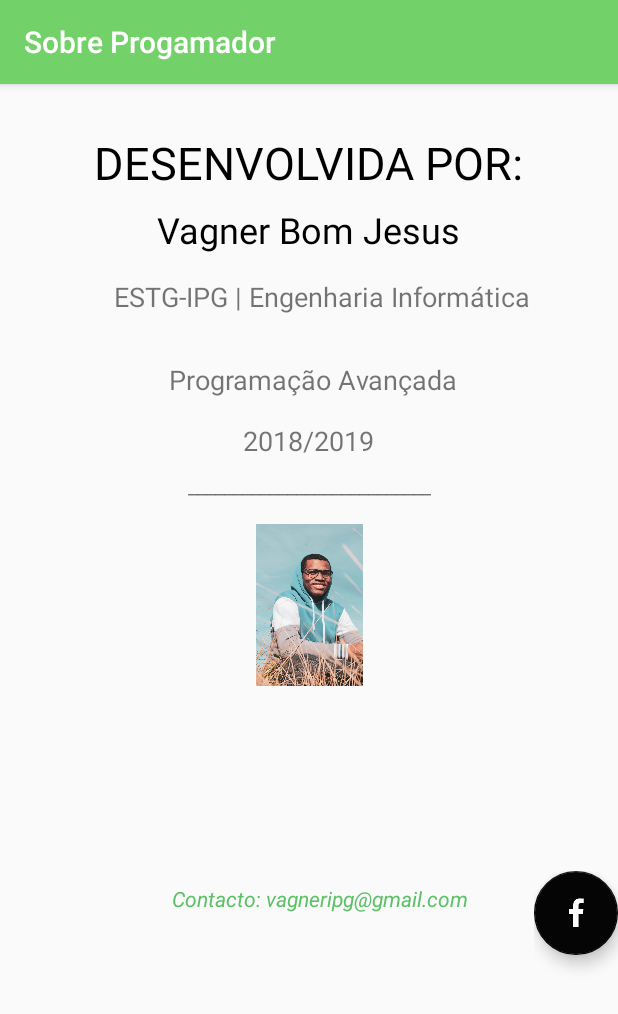
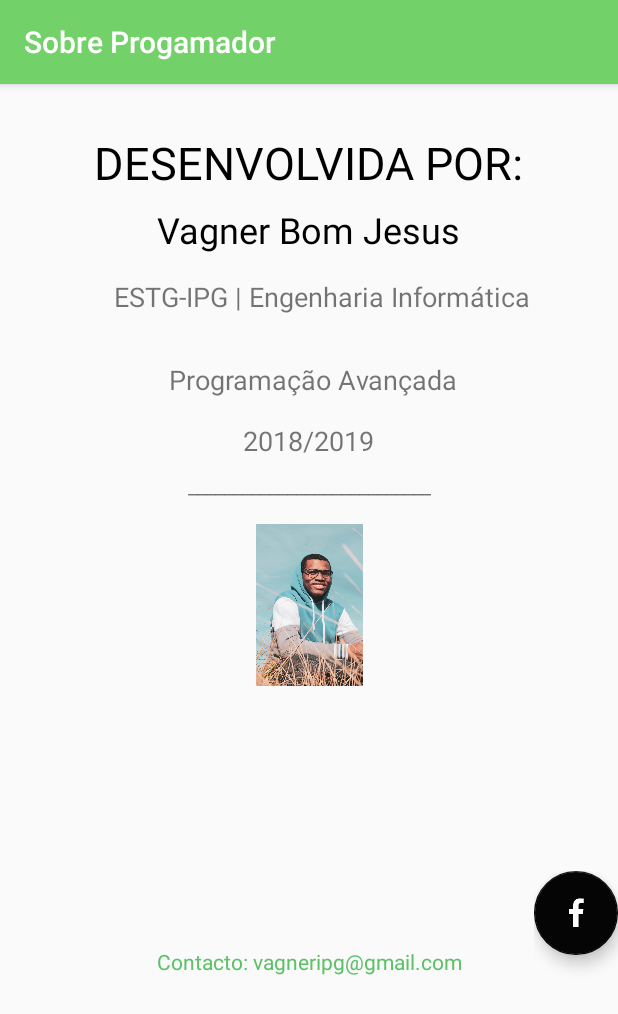
Before and after one commit to VagnerBomJesus/MyFinances, an Android app: the sobre screen opened directly, with no data from a screen before it, on a phone screen of 412 x 824 dp. Shown: the top 1014 px of the screen. Run offline under Robolectric (Android 15) with nearby library versions, the phone set to English and light mode, and no system bars; plain views replace FloatingActionButton, FloatingActionMenu.

Commit message:
commit finalizar o intente sobre

```diff
--- a/app/src/main/res/layout/content_sobre.xml
+++ b/app/src/main/res/layout/content_sobre.xml
@@ -122,19 +122,17 @@
         android:id="@+id/textView"
         android:layout_width="wrap_content"
         android:layout_height="wrap_content"
+        android:layout_marginBottom="8dp"
+        android:layout_marginEnd="8dp"
+        android:layout_marginLeft="8dp"
+        android:layout_marginRight="8dp"
         android:layout_marginStart="8dp"
-        android:layout_marginLeft="8dp"
-        android:layout_marginEnd="8dp"
-        android:layout_marginRight="8dp"
-        android:layout_marginBottom="42dp"
-
+        android:layout_marginTop="8dp"
+        android:onClick="sendEmail"
         android:text="@string/contact"
         android:textColor="@color/colorPrimaryDark"
-        android:textStyle="italic"
         app:layout_constraintBottom_toBottomOf="parent"
         app:layout_constraintEnd_toEndOf="parent"
-        app:layout_constraintHorizontal_bias="0.538"
         app:layout_constraintStart_toStartOf="parent"
-        app:layout_constraintTop_toBottomOf="@+id/imageView2"
-        app:layout_constraintVertical_bias="0.432" />
+        app:layout_constraintTop_toBottomOf="@+id/imageView2" />
 </androidx.constraintlayout.widget.ConstraintLayout>
--- a/app/src/main/res/values/strings.xml
+++ b/app/src/main/res/values/strings.xml
@@ -24,7 +24,7 @@
     <string name="vagner_bom_jesus">Vagner Bom Jesus</string>
     <string name="_2018_2019">2018/2019</string>
     <string name="boas">___________________________</string>
-    <string name="vbj">TODO</string>
+    <string name="vbj">Vagner Foto</string>
     <string name="redeSociais">Rede Social</string>
     <string name="facenook">Facebook</string>
 
```
Also changed, not shown: app/src/main/java/pt/vagner/myfinances/sobre.java (+9 -0 lines), app/src/main/res/drawable-hdpi/ic_email.png (deleted), app/src/main/res/drawable-mdpi/ic_email.png (deleted), app/src/main/res/drawable-xhdpi/ic_email.png (deleted), app/src/main/res/drawable-xxhdpi/ic_email.png (deleted), app/src/main/res/drawable-xxxhdpi/ic_email.png (deleted).
